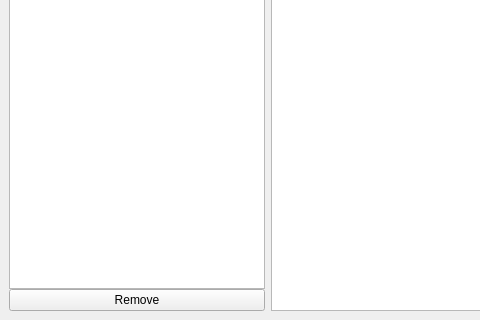
First picture: the form in mainwindow.ui, repository prollings/svgpack, before the edit; both pictures show x 0 to 480 and y 357 to 677 of the 984 by 677 pixel window.
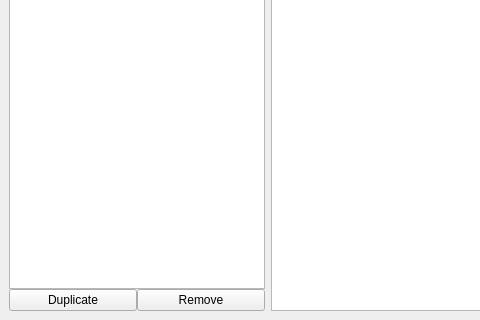
Second picture: the form after the edit. Custom widgets are drawn as their Qt base class.

Commit message: add duplicate functionality to the UI

The edit to the form file:
```diff
--- a/mainwindow.ui
+++ b/mainwindow.ui
@@ -215,10 +215,17 @@
          </widget>
         </item>
         <item>
-         <layout class="QHBoxLayout" name="horizontalLayout_6" stretch="0">
+         <layout class="QHBoxLayout" name="horizontalLayout_6" stretch="0,0">
           <property name="topMargin">
            <number>0</number>
           </property>
+          <item>
+           <widget class="QPushButton" name="duplicate">
+            <property name="text">
+             <string>Duplicate</string>
+            </property>
+           </widget>
+          </item>
           <item>
            <widget class="QPushButton" name="remove">
             <property name="text">
```
The commit also changes 2 other files.
